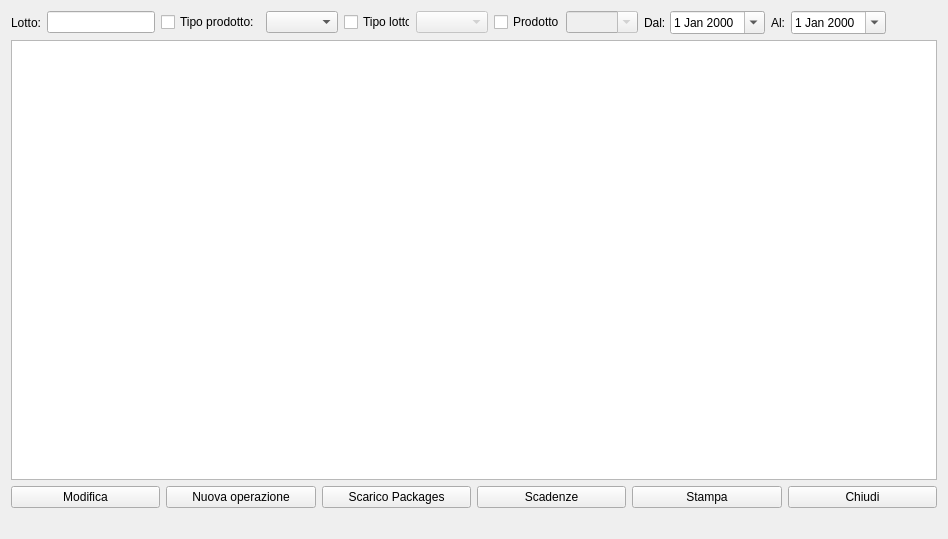
Old version of the form hlotti.ui in the repository fblabs/hamlet-mod-sancon.
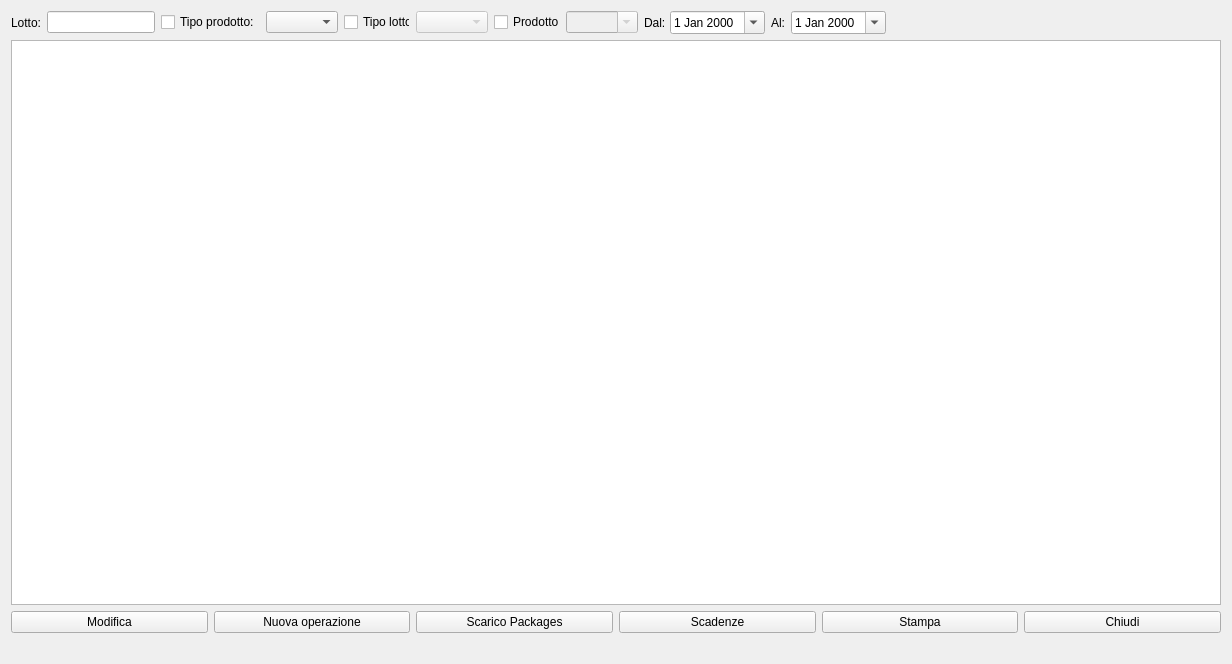
New version of the form. Icons and pictures are not drawn.

```diff
--- a/hlotti.ui
+++ b/hlotti.ui
@@ -9,8 +9,8 @@
    <rect>
     <x>0</x>
     <y>0</y>
-    <width>948</width>
-    <height>539</height>
+    <width>1232</width>
+    <height>664</height>
    </rect>
   </property>
   <property name="windowTitle">
```
